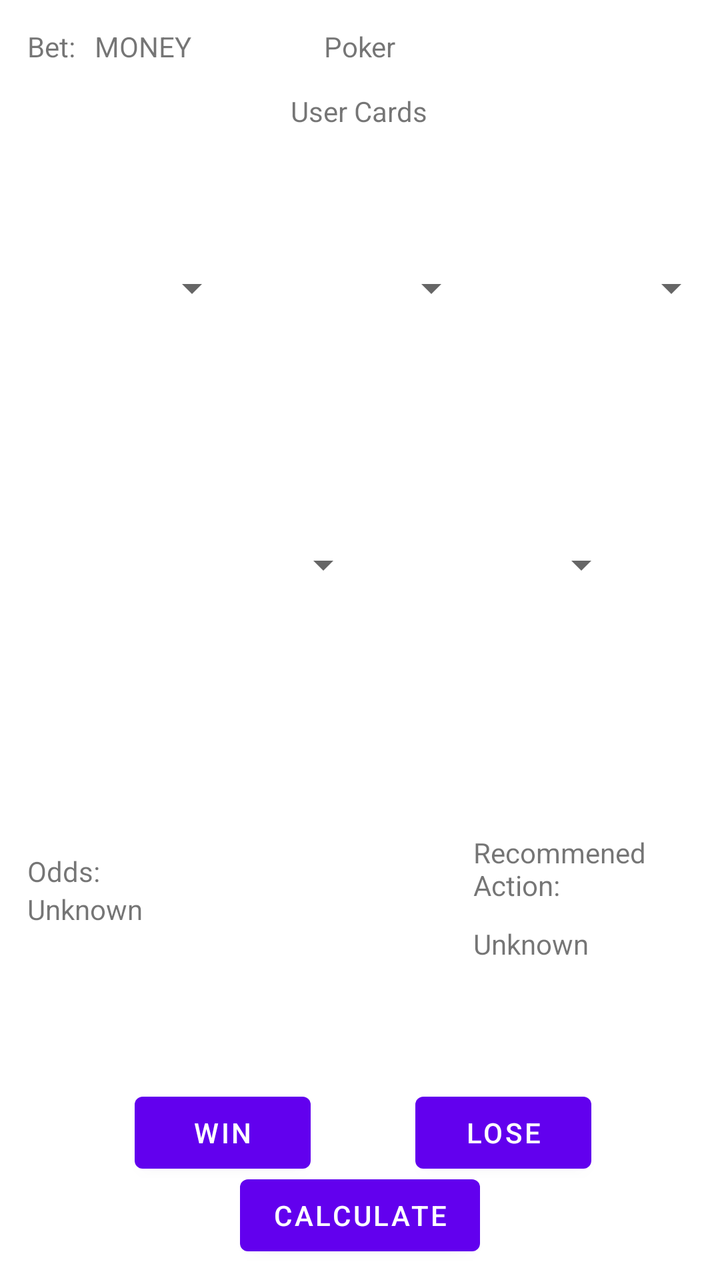
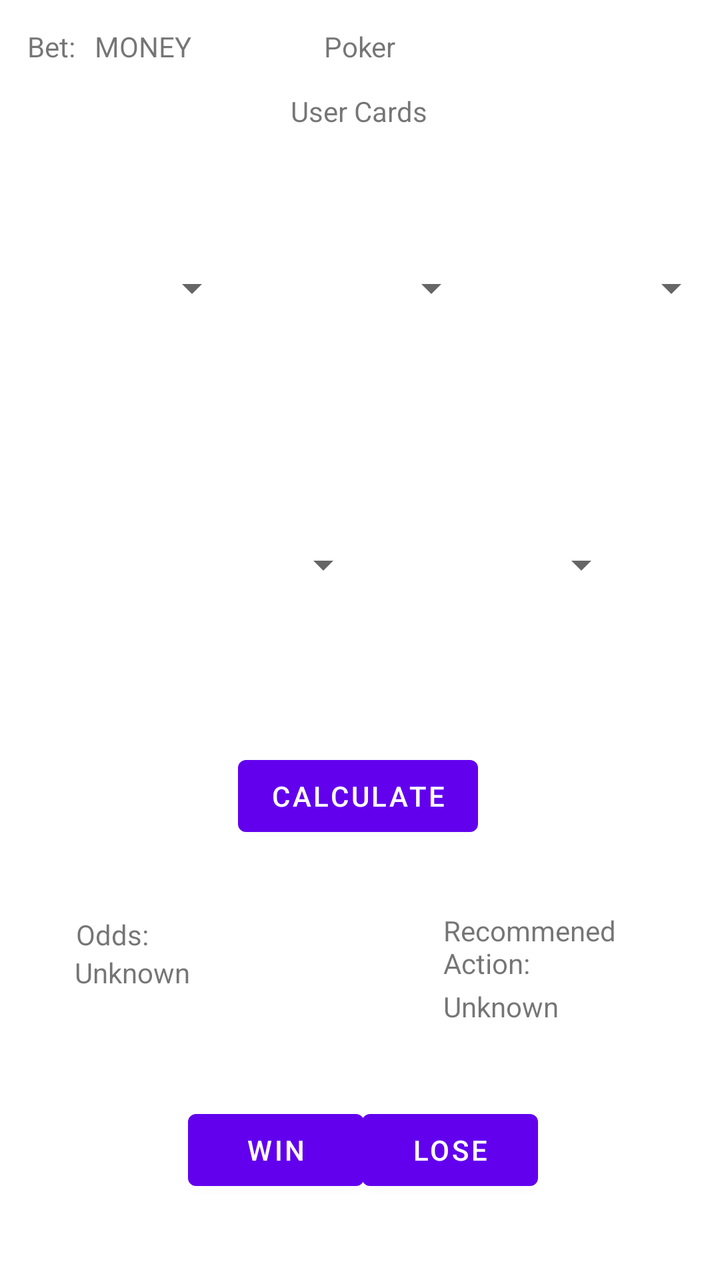

Two renders of the same Android screen: before a commit and after it. Below are the layout's source before the change and the commit's diff.
<!-- AndroidManifest.xml: application theme Theme.GamblingBadger -->
<!-- res/layout/fragment_poker.xml -->
<?xml version="1.0" encoding="utf-8"?>
<androidx.constraintlayout.widget.ConstraintLayout xmlns:android="http://schemas.android.com/apk/res/android"
    xmlns:app="http://schemas.android.com/apk/res-auto"
    xmlns:tools="http://schemas.android.com/tools"
    android:layout_width="match_parent"
    android:layout_height="match_parent"
    tools:context=".gamesession.poker.PokerFragment" >

    <TextView
        android:id="@+id/RecommendedAction_Label"
        android:layout_width="99dp"
        android:layout_height="38dp"
        android:text="Recommened Action:"
        app:layout_constraintBottom_toBottomOf="parent"
        app:layout_constraintEnd_toEndOf="parent"
        app:layout_constraintHorizontal_bias="0.907"
        app:layout_constraintStart_toStartOf="parent"
        app:layout_constraintTop_toTopOf="parent"
        app:layout_constraintVertical_bias="0.692" />

    <TextView
        android:id="@+id/recommendedAction_textview"
        android:layout_width="99dp"
        android:layout_height="38dp"
        android:text="Unknown"
        app:layout_constraintBottom_toBottomOf="parent"
        app:layout_constraintEnd_toEndOf="parent"
        app:layout_constraintHorizontal_bias="0.907"
        app:layout_constraintStart_toStartOf="parent"
        app:layout_constraintTop_toBottomOf="@+id/RecommendedAction_Label"
        app:layout_constraintVertical_bias="0.051" />

    <Spinner
        android:id="@+id/poker_spinner_dealerCard5"
        android:layout_width="120dp"
        android:layout_height="150dp"
        android:contentDescription="@string/temporary"
        android:dropDownWidth="100dp"
        app:layout_constraintBottom_toBottomOf="parent"
        app:layout_constraintEnd_toEndOf="parent"
        app:layout_constraintHorizontal_bias="0.164"
        app:layout_constraintStart_toEndOf="@+id/poker_spinner_dealerCard4"
        app:layout_constraintTop_toTopOf="parent"
        app:layout_constraintVertical_bias="0.423" />

    <Spinner
        android:id="@+id/poker_spinner_dealerCard4"
        android:layout_width="120dp"
        android:layout_height="150dp"
        android:contentDescription="@string/temporary"
        android:dropDownWidth="100dp"
        app:layout_constraintBottom_toBottomOf="parent"
        app:layout_constraintEnd_toEndOf="parent"
        app:layout_constraintHorizontal_bias="0.274"
        app:layout_constraintStart_toStartOf="parent"
        app:layout_constraintTop_toTopOf="parent"
        app:layout_constraintVertical_bias="0.423" />

    <Spinner
        android:id="@+id/poker_spinner_dealerCard3"
        android:layout_width="120dp"
        android:layout_height="150dp"
        android:contentDescription="@string/temporary"
        android:dropDownWidth="100dp"
        app:layout_constraintBottom_toBottomOf="parent"
        app:layout_constraintEnd_toEndOf="parent"
        app:layout_constraintHorizontal_bias="0.384"
        app:layout_constraintStart_toEndOf="@+id/poker_spinner_dealerCard2"
        app:layout_constraintTop_toTopOf="parent"
        app:layout_constraintVertical_bias="0.141" />

    <Spinner
        android:id="@+id/poker_spinner_dealerCard2"
        android:layout_width="120dp"
        android:layout_height="150dp"
        android:contentDescription="@string/temporary"
        android:dropDownWidth="100dp"
        app:layout_constraintBottom_toBottomOf="parent"
        app:layout_constraintEnd_toEndOf="parent"
        app:layout_constraintHorizontal_bias="0.498"
        app:layout_constraintStart_toStartOf="parent"
        app:layout_constraintTop_toTopOf="parent"
        app:layout_constraintVertical_bias="0.141" />

    <Spinner
        android:id="@+id/poker_spinner_dealerCard1"
        android:layout_width="120dp"
        android:layout_height="150dp"
        android:contentDescription="@string/temporary"
        android:dropDownWidth="100dp"
        app:layout_constraintBottom_toBottomOf="parent"
        app:layout_constraintEnd_toStartOf="@+id/poker_spinner_dealerCard2"
        app:layout_constraintHorizontal_bias="0.64"
        app:layout_constraintStart_toStartOf="parent"
        app:layout_constraintTop_toTopOf="parent"
        app:layout_constraintVertical_bias="0.141" />

    <TextView
        android:id="@+id/poker_Title"
        android:layout_width="wrap_content"
        android:layout_height="wrap_content"
        android:text="Poker"
        app:layout_constraintBottom_toBottomOf="parent"
        app:layout_constraintEnd_toEndOf="parent"
        app:layout_constraintStart_toStartOf="parent"
        app:layout_constraintTop_toTopOf="parent"
        app:layout_constraintVertical_bias="0.022" />

    <TextView
        android:id="@+id/UserHand_Label"
        android:layout_width="wrap_content"
        android:layout_height="wrap_content"
        android:text="User Cards"
        app:layout_constraintBottom_toBottomOf="parent"
        app:layout_constraintEnd_toEndOf="parent"
        app:layout_constraintHorizontal_bias="0.498"
        app:layout_constraintStart_toStartOf="parent"
        app:layout_constraintTop_toTopOf="parent"
        app:layout_constraintVertical_bias="0.074" />

    <TextView
        android:id="@+id/Bet_Label"
        android:layout_width="wrap_content"
        android:layout_height="wrap_content"
        android:text="Bet:"
        app:layout_constraintBottom_toBottomOf="parent"
        app:layout_constraintEnd_toEndOf="parent"
        app:layout_constraintHorizontal_bias="0.041"
        app:layout_constraintStart_toStartOf="parent"
        app:layout_constraintTop_toTopOf="parent"
        app:layout_constraintVertical_bias="0.022" />

    <Button
        android:id="@+id/Calculate_button_poker"
        android:layout_width="wrap_content"
        android:layout_height="wrap_content"
        android:text="Calculate"
        app:layout_constraintBottom_toBottomOf="parent"
        app:layout_constraintEnd_toEndOf="parent"
        app:layout_constraintStart_toStartOf="parent"
        app:layout_constraintTop_toTopOf="parent"
        app:layout_constraintVertical_bias="0.986" />

    <TextView
        android:id="@+id/Bet_amount_textview"
        android:layout_width="wrap_content"
        android:layout_height="wrap_content"
        android:text="MONEY"
        app:layout_constraintBottom_toBottomOf="parent"
        app:layout_constraintEnd_toEndOf="parent"
        app:layout_constraintHorizontal_bias="0.035"
        app:layout_constraintStart_toEndOf="@+id/Bet_Label"
        app:layout_constraintTop_toTopOf="parent"
        app:layout_constraintVertical_bias="0.022" />

    <Button
        android:id="@+id/Win_button_poker"
        android:layout_width="wrap_content"
        android:layout_height="wrap_content"
        android:text="Win"
        app:layout_constraintBottom_toBottomOf="parent"
        app:layout_constraintEnd_toEndOf="parent"
        app:layout_constraintHorizontal_bias="0.247"
        app:layout_constraintStart_toStartOf="parent"
        app:layout_constraintTop_toTopOf="parent"
        app:layout_constraintVertical_bias="0.916" />

    <Button
        android:id="@+id/Lose_button_poker"
        android:layout_width="wrap_content"
        android:layout_height="wrap_content"
        android:text="Lose"
        app:layout_constraintBottom_toBottomOf="parent"
        app:layout_constraintEnd_toEndOf="parent"
        app:layout_constraintHorizontal_bias="0.764"
        app:layout_constraintStart_toStartOf="parent"
        app:layout_constraintTop_toTopOf="parent"
        app:layout_constraintVertical_bias="0.916" />

    <TextView
        android:id="@+id/Odds_Label"
        android:layout_width="wrap_content"
        android:layout_height="wrap_content"
        android:text="Odds:"
        app:layout_constraintBottom_toBottomOf="parent"
        app:layout_constraintEnd_toEndOf="parent"
        app:layout_constraintHorizontal_bias="0.042"
        app:layout_constraintStart_toStartOf="parent"
        app:layout_constraintTop_toTopOf="parent"
        app:layout_constraintVertical_bias="0.686" />

    <TextView
        android:id="@+id/Odds_textview"
        android:layout_width="wrap_content"
        android:layout_height="wrap_content"
        android:text="Unknown"
        app:layout_constraintBottom_toBottomOf="parent"
        app:layout_constraintEnd_toEndOf="parent"
        app:layout_constraintHorizontal_bias="0.045"
        app:layout_constraintStart_toStartOf="parent"
        app:layout_constraintTop_toBottomOf="@+id/Odds_Label"
        app:layout_constraintVertical_bias="0.0" />

</androidx.constraintlayout.widget.ConstraintLayout>
<!-- resources referenced by this layout -->
<resources>
  <string name="temporary">TEMP</string>
  <style name="Theme.GamblingBadger" parent="Theme.MaterialComponents.DayNight.DarkActionBar">
          
          <item name="colorPrimary">@color/purple_500</item>
          <item name="colorPrimaryVariant">@color/purple_700</item>
          <item name="colorOnPrimary">@color/white</item>
          
          <item name="colorSecondary">@color/teal_200</item>
          <item name="colorSecondaryVariant">@color/teal_700</item>
          <item name="colorOnSecondary">@color/black</item>
          
          <item name="android:statusBarColor" tools:targetApi="l">?attr/colorPrimaryVariant</item>
          
      </style>
  <color name="purple_500">#FF6200EE</color>
  <color name="purple_700">#FF3700B3</color>
  <color name="white">#FFFFFFFF</color>
  <color name="teal_200">#FF03DAC5</color>
  <color name="teal_700">#FF018786</color>
  <color name="black">#FF000000</color>
</resources>

<!-- the commit's change to res/layout/fragment_poker.xml (unified diff, before → after) -->
@@ -13,10 +13,10 @@
         android:text="Recommened Action:"
         app:layout_constraintBottom_toBottomOf="parent"
         app:layout_constraintEnd_toEndOf="parent"
-        app:layout_constraintHorizontal_bias="0.907"
-        app:layout_constraintStart_toStartOf="parent"
-        app:layout_constraintTop_toTopOf="parent"
-        app:layout_constraintVertical_bias="0.692" />
+        app:layout_constraintHorizontal_bias="0.849"
+        app:layout_constraintStart_toStartOf="parent"
+        app:layout_constraintTop_toTopOf="parent"
+        app:layout_constraintVertical_bias="0.757" />
 
     <TextView
         android:id="@+id/recommendedAction_textview"
@@ -25,10 +25,10 @@
         android:text="Unknown"
         app:layout_constraintBottom_toBottomOf="parent"
         app:layout_constraintEnd_toEndOf="parent"
-        app:layout_constraintHorizontal_bias="0.907"
+        app:layout_constraintHorizontal_bias="0.849"
         app:layout_constraintStart_toStartOf="parent"
         app:layout_constraintTop_toBottomOf="@+id/RecommendedAction_Label"
-        app:layout_constraintVertical_bias="0.051" />
+        app:layout_constraintVertical_bias="0.0" />
 
     <Spinner
         android:id="@+id/poker_spinner_dealerCard5"
@@ -137,9 +137,10 @@
         android:text="Calculate"
         app:layout_constraintBottom_toBottomOf="parent"
         app:layout_constraintEnd_toEndOf="parent"
-        app:layout_constraintStart_toStartOf="parent"
-        app:layout_constraintTop_toTopOf="parent"
-        app:layout_constraintVertical_bias="0.986" />
+        app:layout_constraintHorizontal_bias="0.496"
+        app:layout_constraintStart_toStartOf="parent"
+        app:layout_constraintTop_toTopOf="parent"
+        app:layout_constraintVertical_bias="0.632" />
 
     <TextView
         android:id="@+id/Bet_amount_textview"
@@ -160,10 +161,10 @@
         android:text="Win"
         app:layout_constraintBottom_toBottomOf="parent"
         app:layout_constraintEnd_toEndOf="parent"
-        app:layout_constraintHorizontal_bias="0.247"
-        app:layout_constraintStart_toStartOf="parent"
-        app:layout_constraintTop_toTopOf="parent"
-        app:layout_constraintVertical_bias="0.916" />
+        app:layout_constraintHorizontal_bias="0.346"
+        app:layout_constraintStart_toStartOf="parent"
+        app:layout_constraintTop_toTopOf="parent"
+        app:layout_constraintVertical_bias="0.931" />
 
     <Button
         android:id="@+id/Lose_button_poker"
@@ -172,10 +173,10 @@
         android:text="Lose"
         app:layout_constraintBottom_toBottomOf="parent"
         app:layout_constraintEnd_toEndOf="parent"
-        app:layout_constraintHorizontal_bias="0.764"
-        app:layout_constraintStart_toStartOf="parent"
-        app:layout_constraintTop_toTopOf="parent"
-        app:layout_constraintVertical_bias="0.916" />
+        app:layout_constraintHorizontal_bias="0.665"
+        app:layout_constraintStart_toStartOf="parent"
+        app:layout_constraintTop_toTopOf="parent"
+        app:layout_constraintVertical_bias="0.931" />
 
     <TextView
         android:id="@+id/Odds_Label"
@@ -184,10 +185,10 @@
         android:text="Odds:"
         app:layout_constraintBottom_toBottomOf="parent"
         app:layout_constraintEnd_toEndOf="parent"
-        app:layout_constraintHorizontal_bias="0.042"
-        app:layout_constraintStart_toStartOf="parent"
-        app:layout_constraintTop_toTopOf="parent"
-        app:layout_constraintVertical_bias="0.686" />
+        app:layout_constraintHorizontal_bias="0.117"
+        app:layout_constraintStart_toStartOf="parent"
+        app:layout_constraintTop_toTopOf="parent"
+        app:layout_constraintVertical_bias="0.737" />
 
     <TextView
         android:id="@+id/Odds_textview"
@@ -196,7 +197,7 @@
         android:text="Unknown"
         app:layout_constraintBottom_toBottomOf="parent"
         app:layout_constraintEnd_toEndOf="parent"
-        app:layout_constraintHorizontal_bias="0.045"
+        app:layout_constraintHorizontal_bias="0.124"
         app:layout_constraintStart_toStartOf="parent"
         app:layout_constraintTop_toBottomOf="@+id/Odds_Label"
         app:layout_constraintVertical_bias="0.0" />
